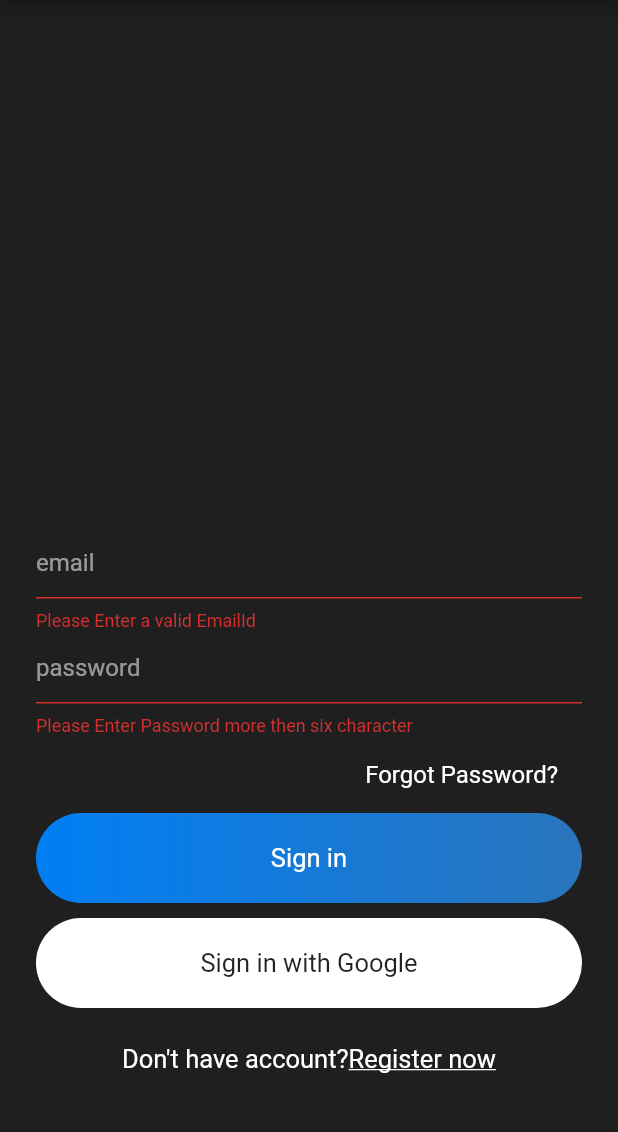
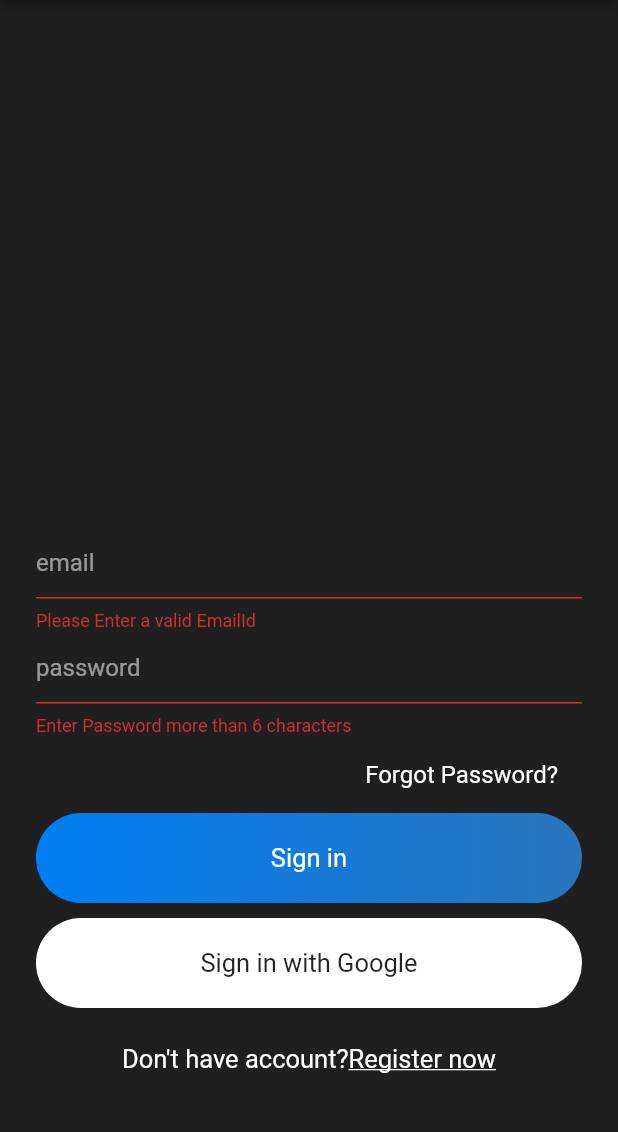
Before and after one commit to rutvikbabariya/hello_chat, a Flutter app: the screen it shows after launch, after a tap on "Sign in", on a phone screen of 412 x 824 dp, the part 84-1216 px from its top. Run offline on Flutter 3.47's test engine with Material 2 defaults, Android fonts, the phone set to English and light mode, and no system bars; our stand-ins replace cloud_firestore, firebase_auth, shared_preferences; accounts and stored records are empty.

Commit message:
Fix Typo

```diff
--- a/lib/views/signin.dart
+++ b/lib/views/signin.dart
@@ -90,7 +90,9 @@ class _SignInState extends State<SignIn> {
                       TextFormField(
                         obscureText: true,
                         validator: (val){
-                          return val.length > 6 ? null : "Please Enter Password more then six character";
+                          return val.length > 6
+                              ? null
+                              : "Enter Password more than 6 characters";
                         },
                         controller: passwordTextEditingController,
                         style: simpleTextStyle(),
```
